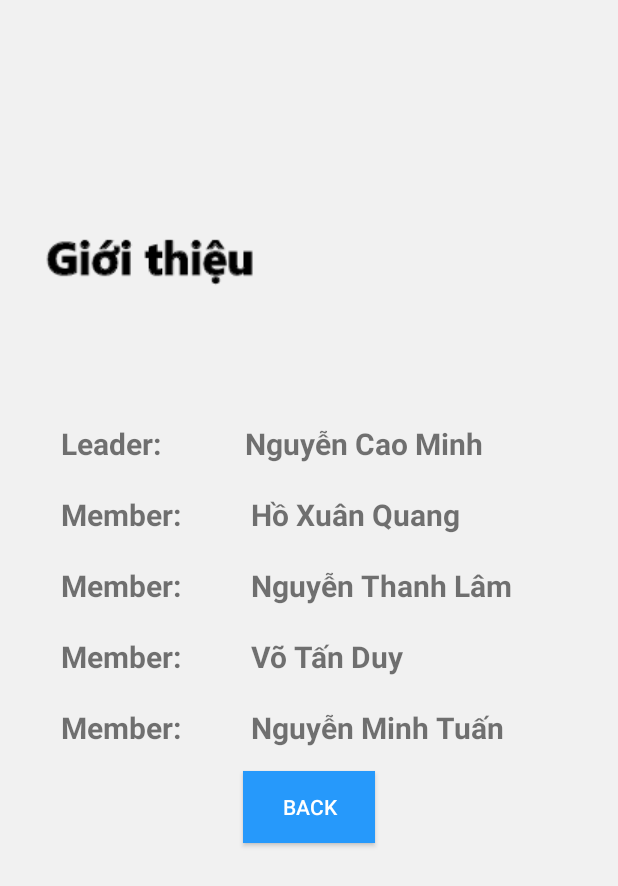
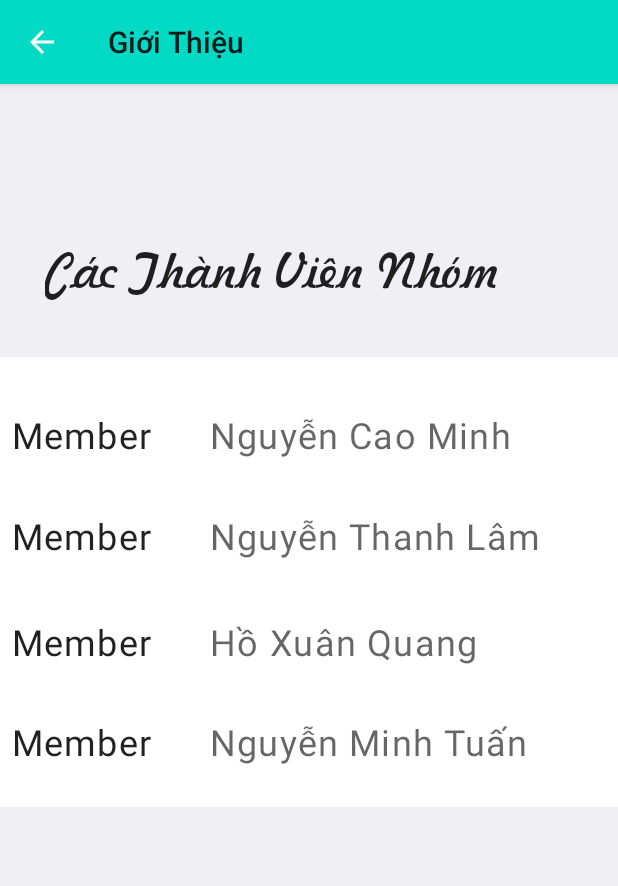
Before and after one commit to tanphat12041998/order_food, an Android app: the GioiThieuActivity screen opened directly, with no data from a screen before it, on a phone screen of 412 x 824 dp. Shown: the top 886 px of the screen. Run offline under Robolectric (Android 15) with nearby library versions, the phone set to English and light mode, and no system bars.

Commit message:
gioi thieu dialog_dat_mon.xml

```diff
--- a/app/src/main/java/com/app/order_food/views/activities/main/GioiThieuActivity.java
+++ b/app/src/main/java/com/app/order_food/views/activities/main/GioiThieuActivity.java
@@ -14,17 +14,12 @@
 
     @Override
     protected void initialViewComponent() {
-        btn_back_gt.setOnClickListener(new View.OnClickListener() {
-            @Override
-            public void onClick(View view) {
-                finish();
-            }
-        });
+
     }
 
     @Override
     protected void initialVariables() {
-        btn_back_gt = findViewById(R.id.btn_back_gt);
+
     }
 
     @Override
--- /dev/null
+++ b/app/src/main/res/drawable/ic_remove2.xml
@@ -0,0 +1,10 @@
+<vector xmlns:android="http://schemas.android.com/apk/res/android"
+    android:width="24dp"
+    android:height="24dp"
+    android:viewportWidth="24"
+    android:viewportHeight="24"
+    android:tint="?attr/colorControlNormal">
+  <path
+      android:fillColor="@android:color/white"
+      android:pathData="M7,11v2h10v-2L7,11zM12,2C6.48,2 2,6.48 2,12s4.48,10 10,10 10,-4.48 10,-10S17.52,2 12,2zM12,20c-4.41,0 -8,-3.59 -8,-8s3.59,-8 8,-8 8,3.59 8,8 -3.59,8 -8,8z"/>
+</vector>
--- a/app/src/main/res/layout/activity_gioi_thieu.xml
+++ b/app/src/main/res/layout/activity_gioi_thieu.xml
@@ -1,85 +1,159 @@
 <?xml version="1.0" encoding="utf-8"?>
-<RelativeLayout xmlns:android="http://schemas.android.com/apk/res/android"
+<LinearLayout xmlns:android="http://schemas.android.com/apk/res/android"
     xmlns:app="http://schemas.android.com/apk/res-auto"
     xmlns:tools="http://schemas.android.com/tools"
     android:layout_width="match_parent"
     android:layout_height="match_parent"
-    android:background="#F1F1F1">
+    android:background="@color/cbr"
+    android:orientation="vertical">
 
-    <ImageView
+    <com.google.android.material.appbar.AppBarLayout
+        android:layout_width="match_parent"
+        android:layout_height="wrap_content">
+
+        <androidx.appcompat.widget.Toolbar
+            android:id="@+id/text_gioi_thieu"
+            android:layout_width="match_parent"
+            android:layout_height="?actionBarSize"
+            android:background="@color/colorAccent"
+            app:backgroundTint="@color/white"
+            app:navigationIcon="@drawable/ic_back_white"
+            app:title="Giới Thiệu" />
+
+    </com.google.android.material.appbar.AppBarLayout>
+
+    <TextView
         android:id="@+id/about"
         android:layout_width="wrap_content"
         android:layout_height="wrap_content"
-        android:layout_marginLeft="30dp"
-        android:layout_marginTop="150dp"
-        android:src="@drawable/about"></ImageView>
+        android:layout_marginStart="30dp"
+        android:layout_marginTop="100dp"
+        android:textSize="32sp"
+        android:textAppearance="@style/TextAppearance.MaterialComponents.Headline6"
+        android:fontFamily="@font/freehani"
+        android:text="@string/text_thanh_vien"
+        />
 
+    <LinearLayout
+        android:layout_width="match_parent"
+        android:layout_height="300dp"
+        android:layout_marginTop="32dp"
+        android:background="@color/white"
+        android:orientation="vertical"
+        android:padding="8dp"
+        android:weightSum="4">
 
-
+        <LinearLayout
+            android:layout_width="match_parent"
+            android:layout_height="match_parent"
+            android:layout_weight="1"
+            android:layout_marginTop="16dp"
+            android:gravity="center"
+            android:orientation="horizontal">
 
             <TextView
-        android:id="@+id/tv2"
-        android:layout_width="330dp"
+                android:layout_width="match_parent"
                 android:layout_height="wrap_content"
-        android:layout_below="@+id/about"
-        android:layout_centerHorizontal="true"
-        android:layout_marginTop="90dp"
-        android:text="Leader:            Nguyễn Cao Minh"
-        android:textSize="20dp"
-        android:textStyle="bold" />
+                android:layout_weight="2"
+                android:text="@string/text_member"
+                android:textAppearance="@style/TextAppearance.MaterialComponents.Body1"
+                android:textSize="24sp"
+                tools:ignore="NestedWeights" />
 
             <TextView
-        android:id="@+id/tv3"
-        android:layout_width="330dp"
+                android:layout_width="match_parent"
                 android:layout_height="wrap_content"
-        android:layout_below="@id/tv2"
-        android:layout_centerHorizontal="true"
-        android:layout_marginTop="20dp"
-        android:text="Member:          Hồ Xuân Quang"
-        android:textSize="20dp"
-        android:textStyle="bold" />
+                android:layout_weight="1"
+                android:gravity="center|start"
+                android:text="@string/text_minh"
+                android:textAppearance="@style/TextAppearance.MaterialComponents.Caption"
+                android:textSize="24sp" />
+
+        </LinearLayout>
+
+        <LinearLayout
+            android:layout_width="match_parent"
+            android:layout_height="match_parent"
+            android:layout_weight="1"
+            android:layout_marginTop="8dp"
+            android:gravity="center"
+            android:orientation="horizontal">
 
             <TextView
-        android:id="@+id/tv4"
-        android:layout_width="330dp"
+                android:layout_width="match_parent"
                 android:layout_height="wrap_content"
-        android:layout_below="@+id/tv3"
-        android:layout_centerHorizontal="true"
-        android:layout_marginTop="20dp"
-        android:text="Member:          Nguyễn Thanh Lâm"
-        android:textSize="20dp"
-        android:textStyle="bold" />
-    <TextView
-        android:id="@+id/tv5"
-        android:layout_width="330dp"
-        android:layout_height="wrap_content"
-        android:layout_below="@+id/tv4"
-        android:layout_centerHorizontal="true"
-        android:layout_marginTop="20dp"
-        android:text="Member:          Võ Tấn Duy"
-        android:textSize="20dp"
-        android:textStyle="bold" />
+                android:layout_weight="2"
+                android:text="@string/text_member"
+                android:textAppearance="@style/TextAppearance.MaterialComponents.Body1"
+                android:textSize="24sp"
+                tools:ignore="NestedWeights" />
 
             <TextView
-        android:id="@+id/tv6"
-        android:layout_width="330dp"
+                android:layout_width="match_parent"
                 android:layout_height="wrap_content"
-        android:layout_below="@+id/tv5"
-        android:layout_centerHorizontal="true"
-        android:layout_marginTop="20dp"
-        android:text="Member:          Nguyễn Minh Tuấn"
-        android:textSize="20dp"
-        android:textStyle="bold" />
-    <Button
-        android:id="@+id/btn_back_gt"
-        android:layout_below="@id/tv6"
+                android:layout_weight="1"
+                android:gravity="center|start"
+                android:text="@string/text_lam"
+                android:textAppearance="@style/TextAppearance.MaterialComponents.Caption"
+                android:textSize="24sp" />
+
+        </LinearLayout>
+
+        <LinearLayout
+            android:layout_width="match_parent"
+            android:layout_height="match_parent"
+            android:layout_weight="1"
             android:gravity="center"
-        android:layout_marginTop="15dp"
-        android:layout_centerHorizontal="true"
-        android:layout_width="wrap_content"
+            android:layout_marginTop="8dp"
+            android:orientation="horizontal">
+
+            <TextView
+                android:layout_width="match_parent"
                 android:layout_height="wrap_content"
-        android:background="@color/blue"
-        android:textColor="#FFFFFF"
-        android:text="Back"/>
+                android:layout_weight="2"
+                android:text="@string/text_member"
+                android:textAppearance="@style/TextAppearance.MaterialComponents.Body1"
+                android:textSize="24sp"
+                tools:ignore="NestedWeights" />
 
-</RelativeLayout>
+            <TextView
+                android:layout_width="match_parent"
+                android:layout_height="wrap_content"
+                android:layout_weight="1"
+                android:gravity="center|start"
+                android:text="@string/text_quang"
+                android:textAppearance="@style/TextAppearance.MaterialComponents.Caption"
+                android:textSize="24sp" />
+
+        </LinearLayout>
+
+        <LinearLayout
+            android:layout_width="match_parent"
+            android:layout_height="match_parent"
+            android:layout_weight="1"
+            android:gravity="center"
+            android:orientation="horizontal">
+
+            <TextView
+                android:layout_width="match_parent"
+                android:layout_height="wrap_content"
+                android:layout_weight="2"
+                android:text="@string/text_member"
+                android:textAppearance="@style/TextAppearance.MaterialComponents.Body1"
+                android:textSize="24sp"
+                tools:ignore="NestedWeights" />
+
+            <TextView
+                android:layout_width="match_parent"
+                android:layout_height="wrap_content"
+                android:layout_weight="1"
+                android:gravity="center|start"
+                android:text="@string/text_tuan"
+                android:textAppearance="@style/TextAppearance.MaterialComponents.Caption"
+                android:textSize="24sp" />
+
+        </LinearLayout>
+
+    </LinearLayout>
+
+</LinearLayout>
--- a/app/src/main/res/layout/dialog_dat_mon.xml
+++ b/app/src/main/res/layout/dialog_dat_mon.xml
@@ -4,9 +4,9 @@
     xmlns:tools="http://schemas.android.com/tools"
     android:layout_width="match_parent"
     android:layout_height="wrap_content"
-    android:padding="8dp"
+    android:background="@color/cbr"
     android:orientation="vertical"
-    >
+    android:padding="8dp">
 
     <LinearLayout
         android:id="@+id/Linear"
@@ -22,8 +22,7 @@
             android:id="@+id/image_hinhmonan"
             android:layout_width="100dp"
             android:layout_height="100dp"
-            android:scaleType="fitXY"
-            />
+            android:scaleType="fitXY" />
 
         <LinearLayout
             android:layout_width="match_parent"
@@ -70,44 +69,55 @@
     <TextView
         android:layout_width="match_parent"
         android:layout_height="wrap_content"
-        android:layout_marginStart="8dp"
-        android:background="@color/cbr"
+        android:layout_margin="8dp"
+        android:background="@color/white"
         android:text="@string/text_mo_ta_mon_an"
-        android:textAppearance="@style/TextAppearance.MaterialComponents.Headline6"
+        android:textAppearance="@style/TextAppearance.MaterialComponents.Body1"
         android:textSize="24sp" />
 
     <TextView
         android:id="@+id/text_description"
         android:layout_width="match_parent"
         android:layout_height="wrap_content"
-        android:layout_margin="16dp"
-        android:background="@color/cbr"
+        android:layout_margin="8dp"
+        android:background="@color/white"
         android:lines="5"
         android:maxLines="5"
         android:text="@string/text_mo_ta_mon_an_dialog"
-        android:textAppearance="@style/TextAppearance.MaterialComponents.Body1"
-        android:textSize="24sp" />
+        android:textAppearance="@style/TextAppearance.MaterialComponents.Caption"
+        android:textSize="16sp" />
 
     <LinearLayout
+        android:layout_margin="8dp"
         android:layout_width="match_parent"
+        android:layout_height="80dp"
+        android:gravity="center"
+        android:orientation="horizontal"
+        >
+
+        <LinearLayout
+            android:layout_width="160dp"
             android:layout_height="wrap_content"
-        android:layout_marginStart="8dp"
-        android:orientation="horizontal">
+            android:orientation="horizontal"
+            >
+
 
             <Button
+
+                android:layout_marginStart="5dp"
                 android:id="@+id/btn_tru"
                 android:layout_width="50dp"
                 android:layout_height="50dp"
-            android:background="@drawable/ic_remove"
+                android:background="@drawable/ic_remove2"
                 android:textSize="30sp" />
 
             <Button
                 android:id="@+id/btn_1"
                 android:layout_width="50dp"
                 android:layout_height="50dp"
-            android:background="@color/white"
+                android:background="@color/cbr"
                 android:text="@string/text_1"
-            android:textSize="30sp" />
+                android:textSize="32sp" />
 
             <Button
                 android:id="@+id/btn_cong"
@@ -116,16 +126,26 @@
                 android:background="@drawable/ic_add"
                 android:textSize="30sp" />
 
-        <Button
-            android:id="@+id/btn_tien"
-            android:layout_width="170dp"
-            android:layout_height="wrap_content"
-            android:layout_marginStart="20dp"
-            android:background="@drawable/btn_w_shadow"
-            android:backgroundTint="@color/colorAccent"
-            android:text="@string/text_399"
-            android:textSize="24sp" />
 
         </LinearLayout>
 
+        <LinearLayout
+            android:layout_marginStart="24dp"
+            android:layout_width="150dp"
+            android:layout_height="50dp"
+            >
+
+            <Button
+                android:id="@+id/btn_tien"
+                android:layout_width="match_parent"
+                android:layout_height="wrap_content"
+                android:maxLines="1"
+                android:textAppearance="@style/TextAppearance.MaterialComponents.Body1"
+                android:background="@drawable/btn_w_shadow2"
+                android:gravity="center"
+                android:text="@string/text_399"
+                android:textSize="20sp" />
         </LinearLayout>
+    </LinearLayout>
+
+</LinearLayout>
--- a/app/src/main/res/values/strings.xml
+++ b/app/src/main/res/values/strings.xml
@@ -108,6 +108,12 @@
     <string name="text_ma_uu_dai">Mã ưu đãi</string>
     <string name="text_0d">0đ</string>
     <string name="text_gio_hang_trong">Giỏ hàng trống</string>
+    <string name="text_member">Member</string>
+    <string name="text_minh">Nguyễn Cao Minh</string>
+    <string name="text_lam">Nguyễn Thanh Lâm</string>
+    <string name="text_quang">Hồ Xuân Quang</string>
+    <string name="text_tuan">Nguyễn Minh Tuấn</string>
+    <string name="text_thanh_vien">Các Thành Viên Nhóm</string>
 
 
 </resources>
```
Lines whose indentation alone changed are shown as unchanged.
